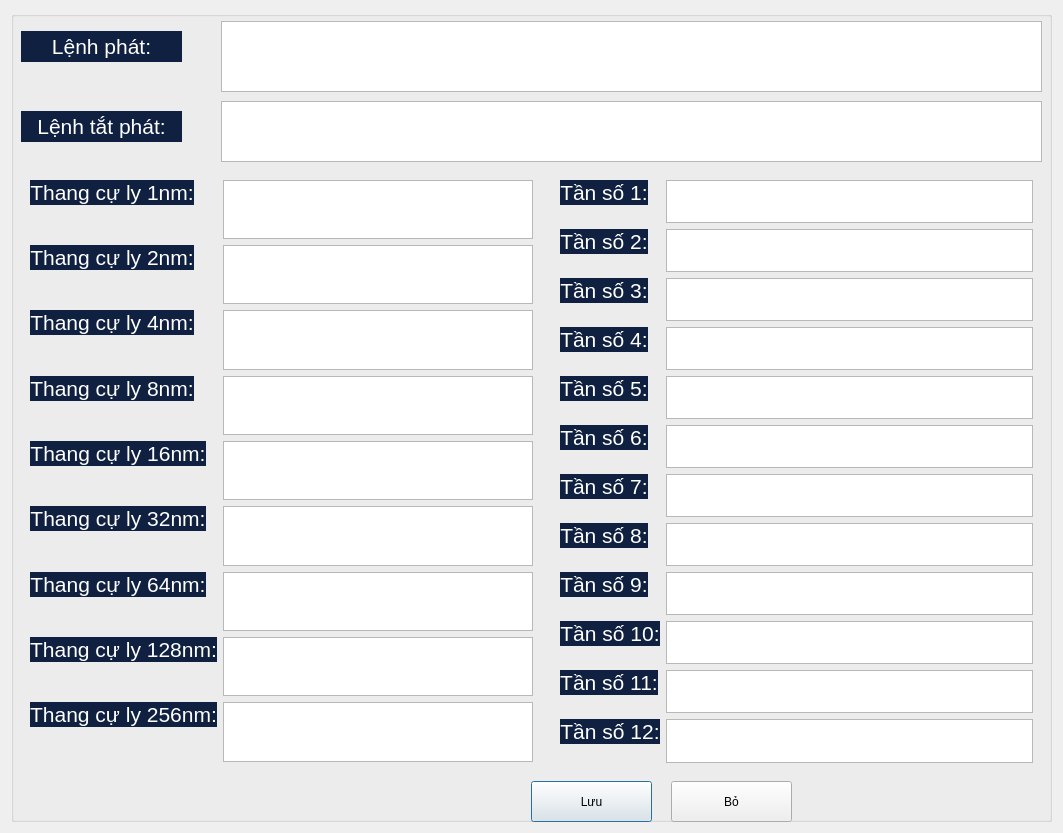
Qt form QT_Peter/dialogcommandset.ui (kimphg/Peter) before a commit.
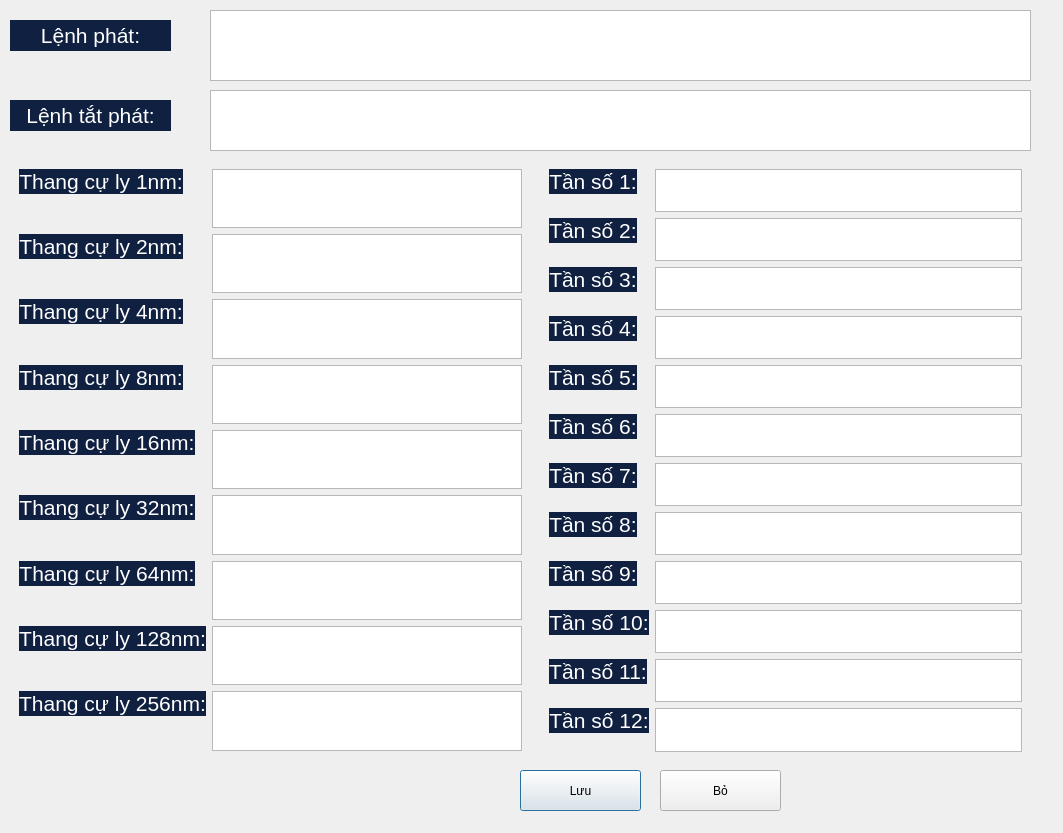
The same form after that commit. Custom widgets are drawn as their Qt base class.

What changed in the file:
```diff
--- a/QT_Peter/dialogcommandset.ui
+++ b/QT_Peter/dialogcommandset.ui
@@ -14,11 +14,23 @@
    <string>Dialog</string>
   </property>
   <layout class="QGridLayout" name="gridLayout">
+   <property name="leftMargin">
+    <number>0</number>
+   </property>
+   <property name="topMargin">
+    <number>0</number>
+   </property>
+   <property name="rightMargin">
+    <number>0</number>
+   </property>
+   <property name="bottomMargin">
+    <number>0</number>
+   </property>
+   <property name="spacing">
+    <number>0</number>
+   </property>
    <item row="0" column="0">
-    <widget class="QCustomGroupBox" name="groupBox_control_setting">
-     <property name="title">
-      <string/>
-     </property>
+    <widget class="QFrame" name="groupBox_control_setting">
      <widget class="QLabel" name="label_command_3">
       <property name="geometry">
        <rect>
@@ -10265,14 +10277,6 @@
    </item>
   </layout>
  </widget>
- <customwidgets>
-  <customwidget>
-   <class>QCustomGroupBox</class>
-   <extends>QGroupBox</extends>
-   <header location="global">qcustomgroupbox.h</header>
-   <container>1</container>
-  </customwidget>
- </customwidgets>
  <resources/>
  <connections/>
 </ui>
```
